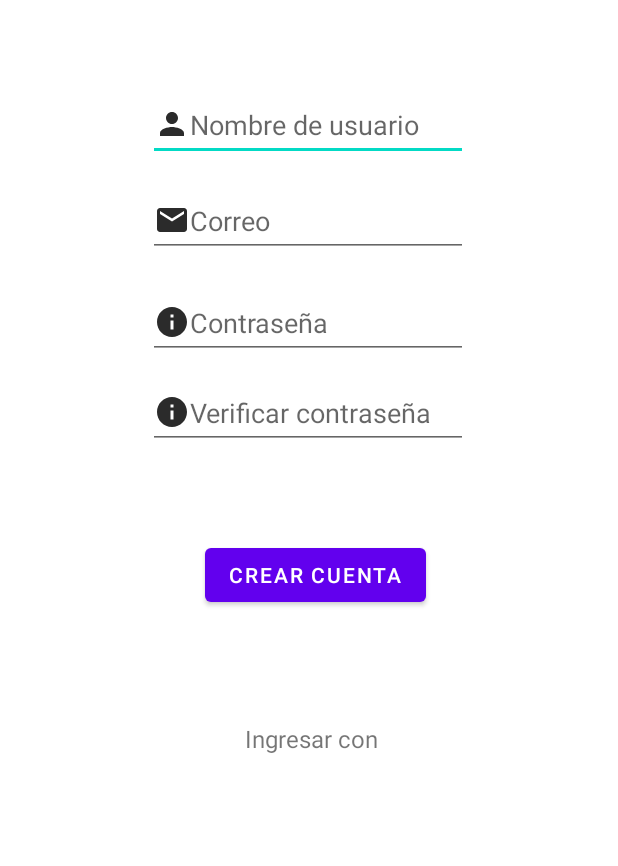
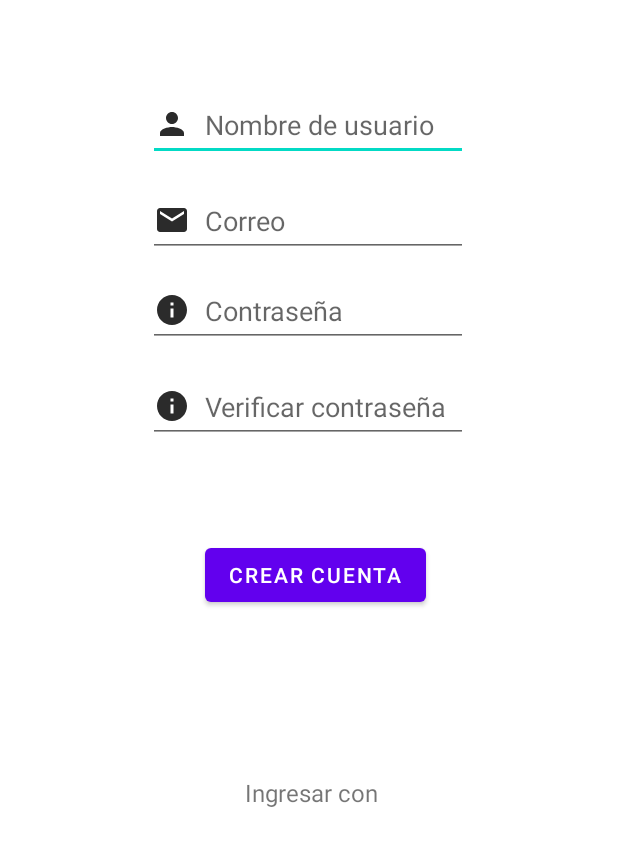
Before and after one commit to Emi-Ureta/Geek_for_Games, an Android app: the Activity_registrarse screen opened directly, with no data from a screen before it, on a phone screen of 412 x 824 dp, the part 307-1173 px from its top. Run offline under Robolectric (Android 15) with nearby library versions, the phone set to English and light mode, and no system bars.

Commit message:
padding drawables registro

```diff
--- a/app/src/main/res/layout/activity_registrarse.xml
+++ b/app/src/main/res/layout/activity_registrarse.xml
@@ -9,7 +9,9 @@
     <androidx.constraintlayout.widget.ConstraintLayout
         android:layout_width="match_parent"
         android:layout_height="match_parent"
-        tools:context=".activity_login">
+        tools:context=".activity_login"
+        tools:layout_editor_absoluteX="74dp"
+        tools:layout_editor_absoluteY="93dp">
 
         <TextView
             android:id="@+id/Text_view_titulo"
@@ -31,6 +33,7 @@
             android:layout_marginTop="208dp"
             android:layout_marginEnd="100dp"
             android:drawableLeft="@drawable/ic_baseline_person_24"
+            android:drawablePadding="10dp"
             android:ems="10"
             android:hint="Nombre de usuario"
             android:inputType="textPersonName"
@@ -45,6 +48,7 @@
             android:layout_marginTop="272dp"
             android:layout_marginEnd="100dp"
             android:drawableLeft="@drawable/ic_baseline_email_24"
+            android:drawablePadding="10dp"
             android:ems="10"
             android:hint="Correo"
             android:inputType="textPersonName"
@@ -56,9 +60,10 @@
             android:id="@+id/Edit_text_registro_contra"
             android:layout_width="wrap_content"
             android:layout_height="wrap_content"
-            android:layout_marginTop="340dp"
+            android:layout_marginTop="332dp"
             android:layout_marginEnd="100dp"
             android:drawableLeft="@drawable/ic_baseline_info_24"
+            android:drawablePadding="10dp"
             android:ems="10"
             android:hint="Contraseña"
             android:inputType="textPersonName"
@@ -71,9 +76,10 @@
             android:id="@+id/edit_text_registro_contra_verificar"
             android:layout_width="wrap_content"
             android:layout_height="wrap_content"
-            android:layout_marginTop="400dp"
+            android:layout_marginTop="396dp"
             android:layout_marginEnd="100dp"
             android:drawableLeft="@drawable/ic_baseline_info_24"
+            android:drawablePadding="10dp"
             android:ems="10"
             android:hint="Verificar contraseña"
             android:inputType="textPersonName"
@@ -97,14 +103,12 @@
             android:layout_width="wrap_content"
             android:layout_height="wrap_content"
             android:layout_marginEnd="160dp"
-            android:layout_marginBottom="116dp"
+            android:layout_marginBottom="80dp"
             android:text="Ingresar con"
             android:textSize="16sp"
             app:layout_constraintBottom_toBottomOf="parent"
             app:layout_constraintEnd_toEndOf="parent" />
-            <!-- Opción de ingresar con gmail y guardar los datos a firebase-->
-
-
+        <!-- Opción de ingresar con gmail y guardar los datos a firebase-->
 
 
     </androidx.constraintlayout.widget.ConstraintLayout>
```
